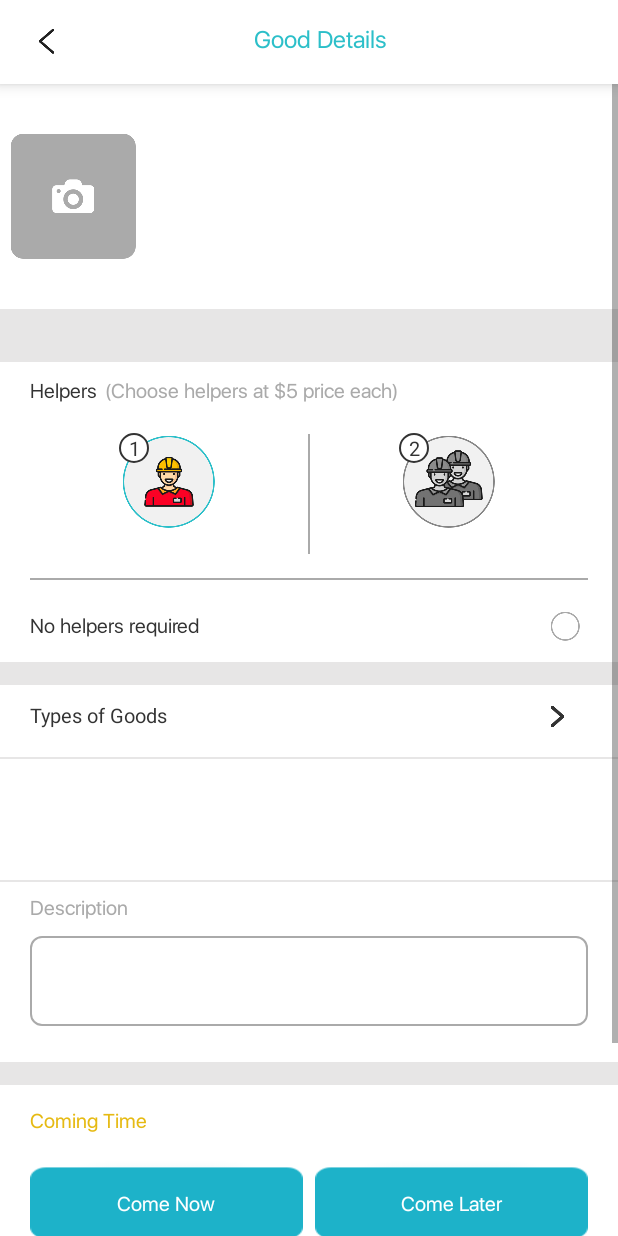
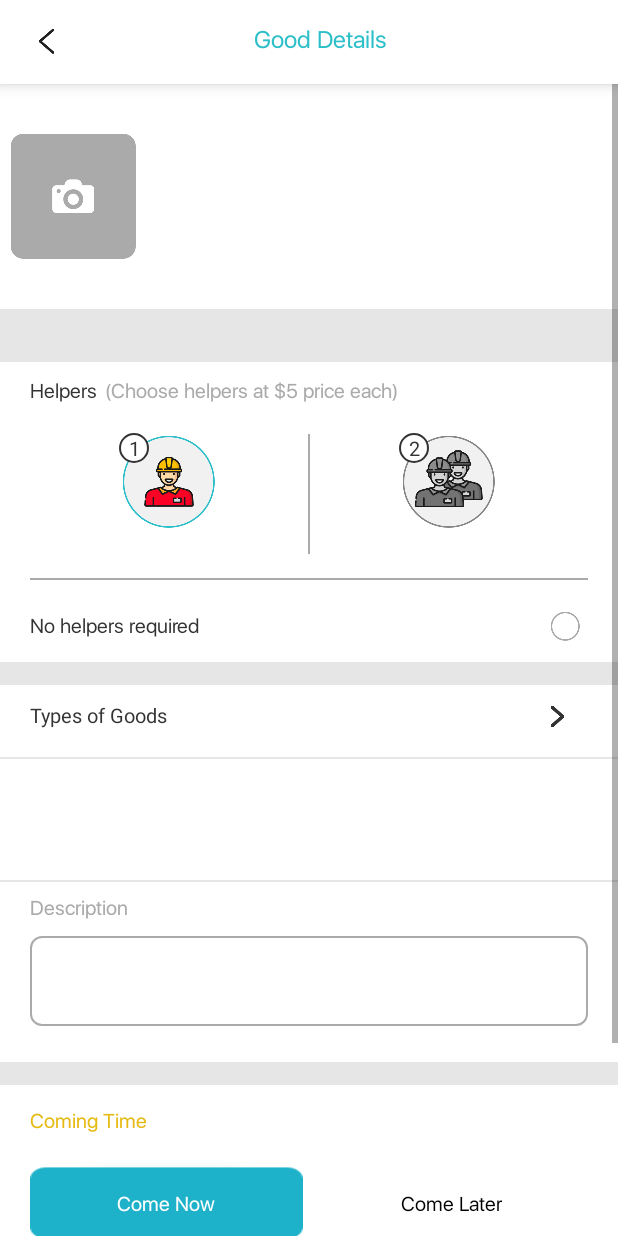
Before and after one commit to karunkumarpune/Project, an Android app: the GoodsDetailsFragments screen opened directly, with no data from a screen before it, on a phone screen of 412 x 824 dp. Run offline under Robolectric (Android 15) with nearby library versions, the phone set to English and light mode, and no system bars; libraries missing offline, so code that uses them is left out: com.facebook, com.github.rahatarmanahmed.cpv, com.koushikdutta.async, com.koushikdutta.ion, com.stacktips.view and 1 more; plain views replace CircularProgressView; pictures from the network do not load; 3 statements that could not run were skipped.

```diff
--- a/app/src/main/res/layout/activity_pickup_location.xml
+++ b/app/src/main/res/layout/activity_pickup_location.xml
@@ -107,7 +107,7 @@
         <RelativeLayout
             android:id="@+id/rl_mapview"
             android:layout_width="match_parent"
-            android:layout_height="200dp"
+            android:layout_height="300dp"
             android:layout_below="@+id/rl_pickup_location"
             android:background="#ffffff">
 
@@ -244,7 +244,7 @@
                     android:layout_width="wrap_content"
                     android:layout_height="wrap_content"
                     android:layout_below="@+id/btn_layout"
-                    android:layout_marginTop="10dp">
+                    android:layout_marginTop="7dp">
 
                     <TextView
                         android:id="@+id/txt_building_name"
@@ -500,7 +500,7 @@
                                 android:layout_width="match_parent"
                                 android:layout_height="wrap_content"
                                 android:layout_below="@+id/tv_forgot_heading"
-                                android:layout_marginTop="10dp"
+                                android:layout_marginTop="7dp"
                                 android:clipToPadding="false"
                                 app:hintTextAppearance="@style/TextAppearence.App.TextInputLayout">
 
--- a/app/src/main/res/layout/fragment_goods_details_fragments.xml
+++ b/app/src/main/res/layout/fragment_goods_details_fragments.xml
@@ -421,10 +421,10 @@
                         android:text="@string/txt_coming_later"
                         android:paddingBottom="10dp"
                         android:gravity="center"
-                        android:textColor="#ffffff"
+                        android:textColor="#000000"
                         android:textSize="@dimen/medium_text"
                         android:layout_height="70dp"
-                        android:background="@drawable/sm_btn"
+                        android:background="@color/white"
                         />
             </LinearLayout>
 
@@ -436,7 +436,6 @@
 
 
             <TextView
-                android:visibility="gone"
                 android:layout_width="match_parent"
                 android:layout_marginTop="5dp"
                 android:textSize="@dimen/medium_text"
--- a/app/src/main/res/layout/time_dialog.xml
+++ b/app/src/main/res/layout/time_dialog.xml
@@ -16,9 +16,9 @@
 
 <RelativeLayout
     android:layout_width="match_parent"
-    android:paddingStart="75dp"
+    android:paddingStart="90dp"
     android:layout_marginTop="8dp"
-    android:paddingEnd="75dp"
+    android:paddingEnd="90dp"
     android:layout_height="wrap_content">
 <TextView
     android:layout_width="50dp"
```
Also changed, not shown: app/src/main/java/com/app/bickup_user/fragments/GoodsDetailsFragments.java (+27 -11 lines), 2 other files.
